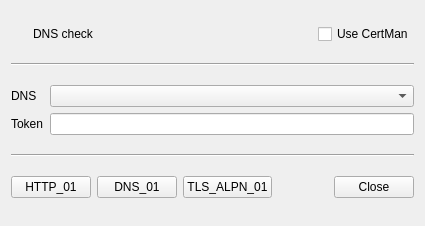
First picture: the form in BerEditor/dns_check_dlg.ui, repository jykim74/BerEditor, before the edit.
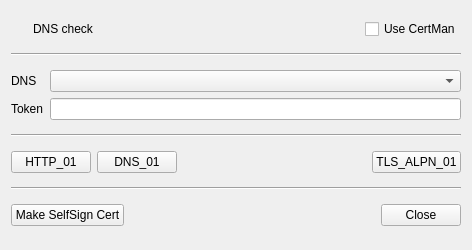
Second picture: the form after the edit. Icons and pictures are not drawn.

```diff
--- a/BerEditor/dns_check_dlg.ui
+++ b/BerEditor/dns_check_dlg.ui
@@ -6,8 +6,8 @@
    <rect>
     <x>0</x>
     <y>0</y>
-    <width>425</width>
-    <height>226</height>
+    <width>472</width>
+    <height>250</height>
    </rect>
   </property>
   <property name="windowTitle">
@@ -84,7 +84,7 @@
        </property>
        <property name="minimumSize">
         <size>
-         <width>300</width>
+         <width>0</width>
          <height>0</height>
         </size>
        </property>
@@ -105,7 +105,14 @@
       </widget>
      </item>
      <item row="1" column="1">
-      <widget class="QLineEdit" name="mTokenText"/>
+      <widget class="QLineEdit" name="mTokenText">
+       <property name="minimumSize">
+        <size>
+         <width>400</width>
+         <height>0</height>
+        </size>
+       </property>
+      </widget>
      </item>
     </layout>
    </item>
@@ -118,13 +125,6 @@
    </item>
    <item>
     <layout class="QGridLayout" name="gridLayout_3">
-     <item row="0" column="4">
-      <widget class="QPushButton" name="mCloseBtn">
-       <property name="text">
-        <string>Close</string>
-       </property>
-      </widget>
-     </item>
      <item row="0" column="0">
       <widget class="QPushButton" name="mHTTP01Btn">
        <property name="text">
@@ -132,21 +132,21 @@
        </property>
       </widget>
      </item>
-     <item row="0" column="1">
-      <widget class="QPushButton" name="mDNS01Btn">
-       <property name="text">
-        <string>DNS_01</string>
-       </property>
-      </widget>
-     </item>
-     <item row="0" column="2">
+     <item row="0" column="3">
       <widget class="QPushButton" name="mTLS_ALPN01Btn">
        <property name="text">
         <string>TLS_ALPN_01</string>
        </property>
       </widget>
      </item>
-     <item row="0" column="3">
+     <item row="0" column="1">
+      <widget class="QPushButton" name="mDNS01Btn">
+       <property name="text">
+        <string>DNS_01</string>
+       </property>
+      </widget>
+     </item>
+     <item row="0" column="2">
       <spacer name="horizontalSpacer_2">
        <property name="orientation">
         <enum>Qt::Horizontal</enum>
@@ -161,6 +161,44 @@
      </item>
     </layout>
    </item>
+   <item>
+    <widget class="Line" name="line_3">
+     <property name="orientation">
+      <enum>Qt::Horizontal</enum>
+     </property>
+    </widget>
+   </item>
+   <item>
+    <layout class="QGridLayout" name="gridLayout">
+     <item row="0" column="0">
+      <widget class="QPushButton" name="mMakeSelfCertBtn">
+       <property name="text">
+        <string>Make SelfSign Cert</string>
+       </property>
+      </widget>
+     </item>
+     <item row="0" column="2">
+      <widget class="QPushButton" name="mCloseBtn">
+       <property name="text">
+        <string>Close</string>
+       </property>
+      </widget>
+     </item>
+     <item row="0" column="1">
+      <spacer name="horizontalSpacer_3">
+       <property name="orientation">
+        <enum>Qt::Horizontal</enum>
+       </property>
+       <property name="sizeHint" stdset="0">
+        <size>
+         <width>40</width>
+         <height>20</height>
+        </size>
+       </property>
+      </spacer>
+     </item>
+    </layout>
+   </item>
   </layout>
  </widget>
  <resources>
```
